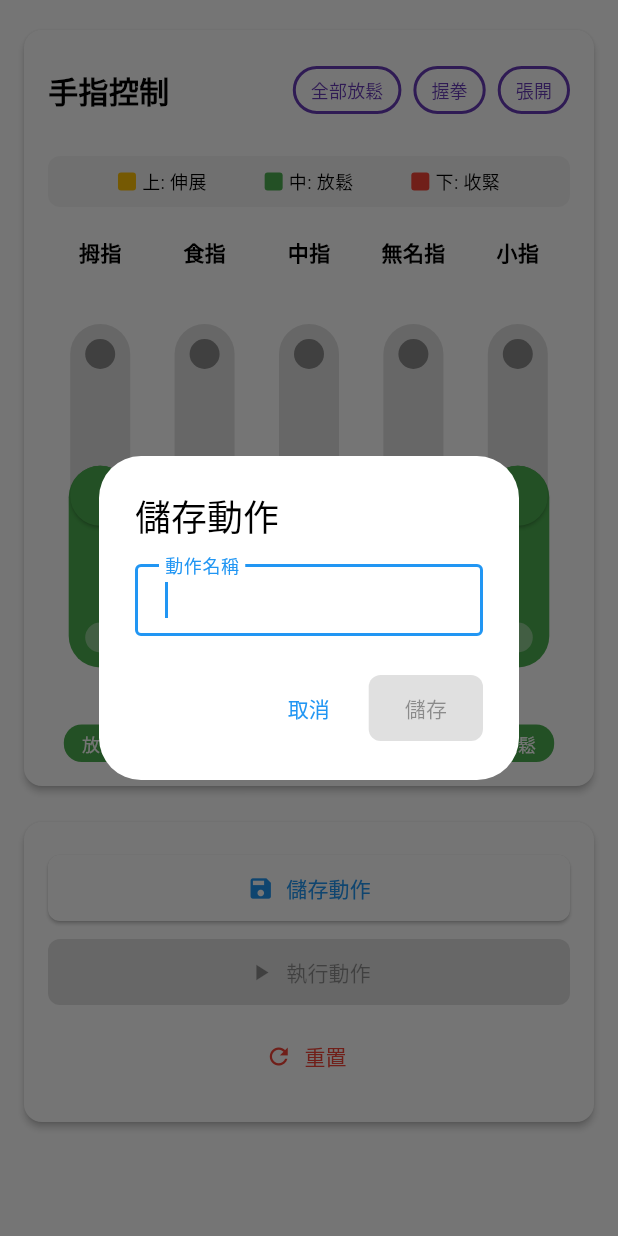
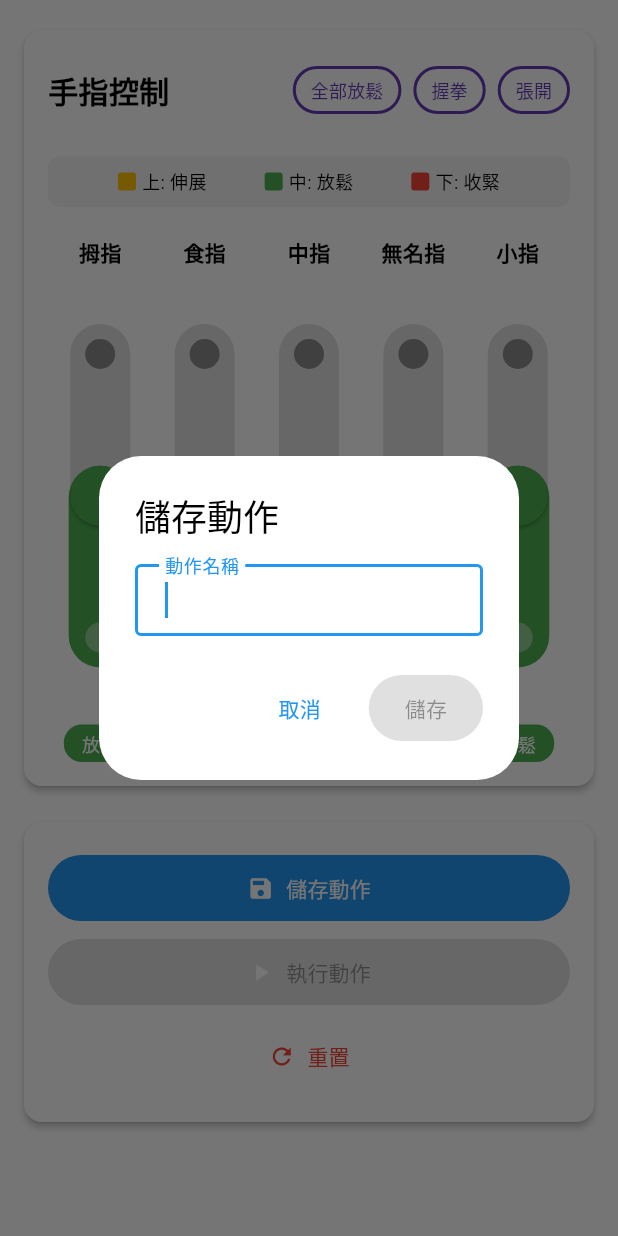
Before and after one commit to sunnyshoun/rehabilitation-hand, a Flutter app: the CustomMotionTab widget shown alone on an empty page, opened directly, after a tap on "儲存動作", on a phone screen of 412 x 824 dp. Run offline on Flutter 3.47's test engine with Material 3 defaults, Android fonts, the phone set to English and light mode, and no system bars; our stand-ins replace reorderable_grid_view, shared_preferences; missing offline and left inert: spp_connection_plugin; accounts and stored records are empty.

Commit message:
fix ui bugs

```diff
--- a/App/rehabilitation_hand/lib/screens/control/widgets/custom_motion_tab.dart
+++ b/App/rehabilitation_hand/lib/screens/control/widgets/custom_motion_tab.dart
@@ -1,5 +1,6 @@
 import 'package:flutter/material.dart';
 import 'package:provider/provider.dart';
+import 'package:rehabilitation_hand/widgets/common/common_button.dart';
 import 'package:rehabilitation_hand/models/motion_model.dart';
 import 'package:rehabilitation_hand/services/bluetooth_service.dart';
 import 'package:rehabilitation_hand/services/motion_storage_service.dart';
@@ -159,11 +160,13 @@ class _CustomMotionTabState extends State<CustomMotionTab> {
                 ],
               ),
               actions: [
-                TextButton(
+                CommonButton(
+                  label: AppStrings.cancel,
                   onPressed: () => Navigator.pop(context),
-                  child: const Text(AppStrings.cancel),
+                  type: CommonButtonType.transparent,
                 ),
-                ElevatedButton(
+                CommonButton(
+                  label: _isEditing ? AppStrings.update : AppStrings.save,
                   onPressed:
                       (tempName.isEmpty || errorText != null)
                           ? null
@@ -213,7 +216,13 @@ class _CustomMotionTabState extends State<CustomMotionTab> {
                               context.showErrorMessage('儲存失敗: $e');
                             }
                           },
-                  child: Text(_isEditing ? AppStrings.update : AppStrings.save),
+                  type: CommonButtonType.solid,
+                  shape: CommonButtonShape.capsule,
+                  color:
+                      _isEditing
+                          ? Colors.orange
+                          : Theme.of(context).primaryColor,
+                  textColor: Colors.white,
                 ),
               ],
             );
@@ -335,40 +344,40 @@ class _CustomMotionTabState extends State<CustomMotionTab> {
 
   List<Widget> _buildControlButtons(bool isConnected) {
     return [
-      ElevatedButton.icon(
+      CommonButton(
+        label: _isEditing ? '更新動作' : '儲存動作',
         onPressed: _saveMotion,
-        icon: Icon(_isEditing ? Icons.update : Icons.save),
-        label: Text(_isEditing ? '更新動作' : '儲存動作'),
-        style: ElevatedButton.styleFrom(
-          padding: const EdgeInsets.symmetric(horizontal: 24, vertical: 12),
-          backgroundColor: _isEditing ? Colors.orange : null,
-        ),
+        type: CommonButtonType.solid,
+        shape: CommonButtonShape.capsule,
+        color: _isEditing ? Colors.orange : Theme.of(context).primaryColor,
+        textColor: Colors.white,
+        icon: Icon(_isEditing ? Icons.update : Icons.save, color: Colors.white),
+        padding: const EdgeInsets.symmetric(horizontal: 24, vertical: 12),
       ),
       Tooltip(
         message: isConnected ? '發送動作指令' : AppStrings.bluetoothNotConnected,
-        child: ElevatedButton.icon(
+        child: CommonButton(
+          label: '執行動作',
           onPressed: isConnected ? _executeMotion : null,
-          icon: const Icon(Icons.play_arrow),
-          label: const Text('執行動作'),
-          style: ElevatedButton.styleFrom(
-            padding: const EdgeInsets.symmetric(horizontal: 24, vertical: 12),
-            backgroundColor: isConnected ? AppColors.connectedColor : null,
-            foregroundColor: isConnected ? Colors.white : null,
-            disabledBackgroundColor: Colors.grey.shade300,
-          ),
+          type: CommonButtonType.solid,
+          shape: CommonButtonShape.capsule,
+          color: isConnected ? AppColors.connectedColor : Colors.grey.shade300,
+          textColor: Colors.white,
+          icon: const Icon(Icons.play_arrow, color: Colors.white),
+          padding: const EdgeInsets.symmetric(horizontal: 24, vertical: 12),
         ),
       ),
-      TextButton.icon(
+      CommonButton(
+        label: AppStrings.reset,
         onPressed: () {
           setState(() {
             _fingerStates.fillRange(0, 5, FingerState.relaxed);
           });
         },
-        icon: const Icon(Icons.refresh),
-        label: const Text(AppStrings.reset),
-        style: TextButton.styleFrom(
-          foregroundColor: Colors.red, // 文字與圖示皆為紅色
-        ),
+        type: CommonButtonType.transparent,
+        shape: CommonButtonShape.capsule,
+        textColor: Colors.red,
+        icon: const Icon(Icons.refresh, color: Colors.red),
       ),
     ];
   }
--- /dev/null
+++ b/App/rehabilitation_hand/lib/widgets/common/common_button.dart
@@ -0,0 +1,95 @@
+import 'package:flutter/material.dart';
+
+enum CommonButtonType { solid, outline, transparent }
+
+enum CommonButtonShape { roundedRect, capsule }
+
+class CommonButton extends StatelessWidget {
+  final String label;
+  final VoidCallback? onPressed;
+  final CommonButtonType type;
+  final CommonButtonShape shape;
+  final Color? color;
+  final Color? textColor;
+  final EdgeInsetsGeometry? padding;
+  final double borderRadius;
+  final Widget? icon;
+
+  const CommonButton({
+    super.key,
+    required this.label,
+    required this.onPressed,
+    this.type = CommonButtonType.solid,
+    this.shape = CommonButtonShape.capsule,
+    this.color,
+    this.textColor,
+    this.padding,
+    this.borderRadius = 12,
+    this.icon,
+  });
+
+  @override
+  Widget build(BuildContext context) {
+    OutlinedBorder buttonShape;
+    switch (shape) {
+      case CommonButtonShape.capsule:
+        buttonShape = const StadiumBorder();
+        break;
+      case CommonButtonShape.roundedRect:
+        buttonShape = RoundedRectangleBorder(
+          borderRadius: BorderRadius.circular(borderRadius),
+        );
+        break;
+    }
+
+    final btnPadding =
+        padding ?? const EdgeInsets.symmetric(horizontal: 24, vertical: 12);
+
+    Widget child =
+        icon == null
+            ? Text(label)
+            : Row(
+              mainAxisSize: MainAxisSize.min,
+              children: [icon!, const SizedBox(width: 8), Text(label)],
+            );
+
+    switch (type) {
+      case CommonButtonType.solid:
+        return ElevatedButton(
+          onPressed: onPressed,
+          style: ElevatedButton.styleFrom(
+            backgroundColor: color,
+            foregroundColor: textColor,
+            shape: buttonShape,
+            padding: btnPadding,
+            elevation: 0,
+          ),
+          child: child,
+        );
+      case CommonButtonType.outline:
+        return OutlinedButton(
+          onPressed: onPressed,
+          style: OutlinedButton.styleFrom(
+            foregroundColor: textColor ?? color,
+            side: BorderSide(
+              color: color ?? Theme.of(context).colorScheme.primary,
+            ),
+            shape: buttonShape,
+            padding: btnPadding,
+          ),
+          child: child,
+        );
+      case CommonButtonType.transparent:
+        return TextButton(
+          onPressed: onPressed,
+          style: TextButton.styleFrom(
+            foregroundColor: textColor ?? color,
+            shape: buttonShape,
+            padding: btnPadding,
+            backgroundColor: Colors.transparent,
+          ),
+          child: child,
+        );
+    }
+  }
+}
```
Also changed, not shown: App/rehabilitation_hand/lib/screens/control/widgets/motion_templates_tab.dart (+82 -17 lines).
